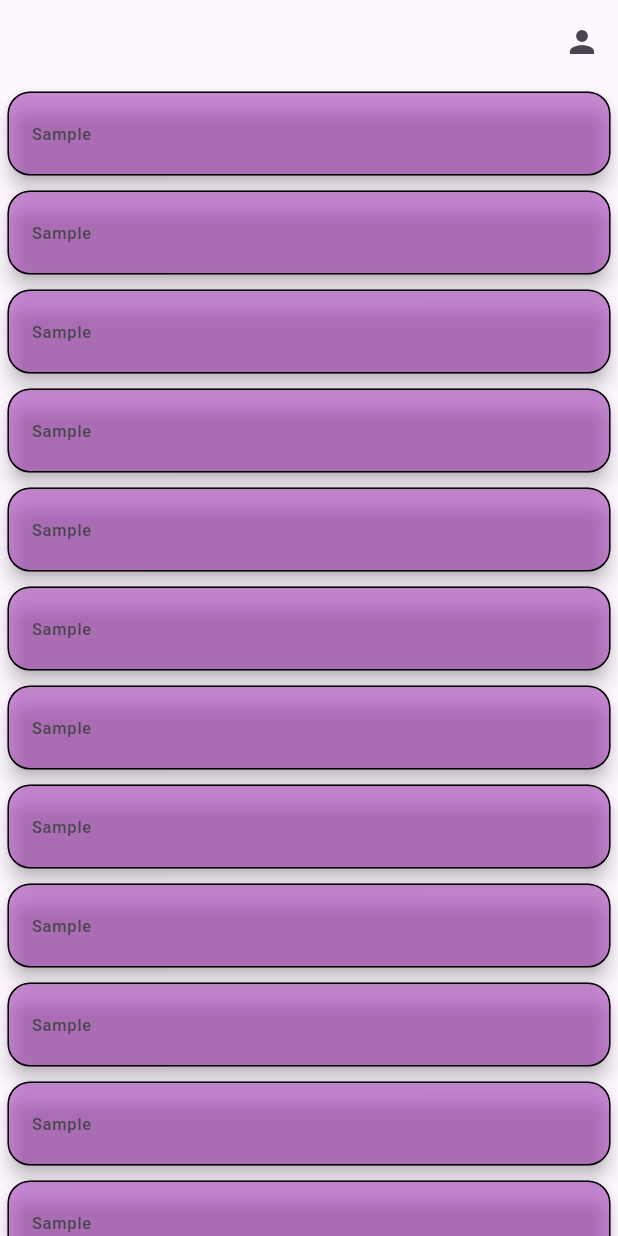
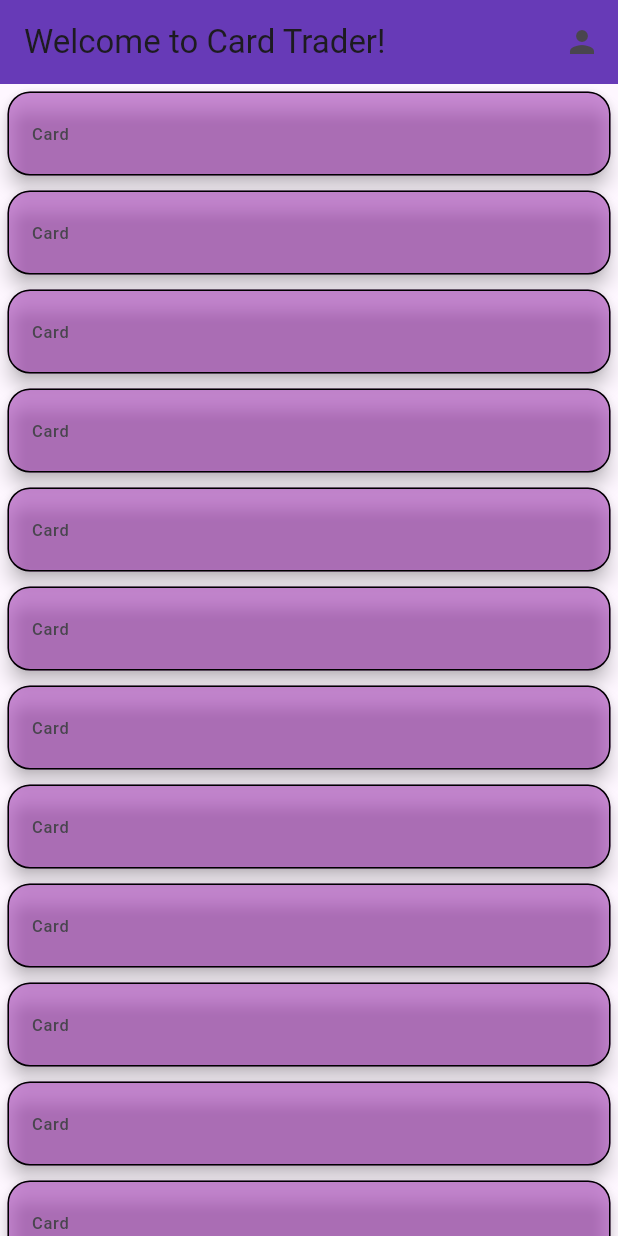
Before and after one commit to dartik24/COMP5130, a Flutter app: the screen it shows once a user with an empty profile is signed in, on a phone screen of 412 x 824 dp. Run offline on Flutter 3.47's test engine with Material 2 defaults, Android fonts, the light colour scheme and no system bars; our stand-ins replace firebase_auth, firebase_core; missing offline and left inert: firebase_ui_auth; accounts and stored records are empty.

Commit message:
Color changes, UI optimization, Notes and titles added.

```diff
--- a/lib/auth_gate.dart
+++ b/lib/auth_gate.dart
@@ -24,8 +24,8 @@ class AuthGate extends StatelessWidget {
               return Padding(
                 padding: const EdgeInsets.symmetric(vertical: 8.0),
                 child: action == firebase.AuthAction.signIn
-                    ? const Text('Welcome to COMP5130Demo, please sign in!')
-                    : const Text('Welcome to COMP5130Demo, please sign up!'),
+                    ? const Text('Welcome to Card Trader, please sign in!')
+                    : const Text('Welcome to Card Trader, please sign up!'),
               );
             },
             //consent and notification
--- a/lib/home.dart
+++ b/lib/home.dart
@@ -8,6 +8,9 @@ class HomeScreen extends StatelessWidget {
   Widget build(BuildContext context) {
     return Scaffold(
       appBar: AppBar(
+        shadowColor: Colors.black,
+        backgroundColor: Colors.deepPurple,
+        title: const Text("Welcome to Card Trader!"),
         actions: [
           IconButton(
             icon: const Icon(Icons.person),
@@ -17,6 +20,8 @@ class HomeScreen extends StatelessWidget {
                 MaterialPageRoute<ProfileScreen>(
                   builder: (context) => ProfileScreen(
                     appBar: AppBar(
+                      shadowColor: Colors.black,
+                      backgroundColor: Colors.deepPurple,
                       title: const Text('User Profile'),
                     ),
                     actions: [
@@ -37,9 +42,10 @@ class HomeScreen extends StatelessWidget {
           children: [
             Expanded(
               child: ListView.builder(
-                  itemCount: 35,
+                  itemCount: 50,
                   itemBuilder: (context, index) {
                     return Card(
+                      shadowColor: Colors.black,
                       color: Colors.purple.withOpacity(0.5),
                       shape: RoundedRectangleBorder(
                         side: BorderSide(color: Colors.black),
@@ -52,7 +58,7 @@ class HomeScreen extends StatelessWidget {
                         leading: ClipRRect(
                             borderRadius:
                                 BorderRadius.all(Radius.circular(10.0)),
-                            child: Text("Sample")),
+                            child: Text("Card")),
                       ),
                     );
                   }),
```
